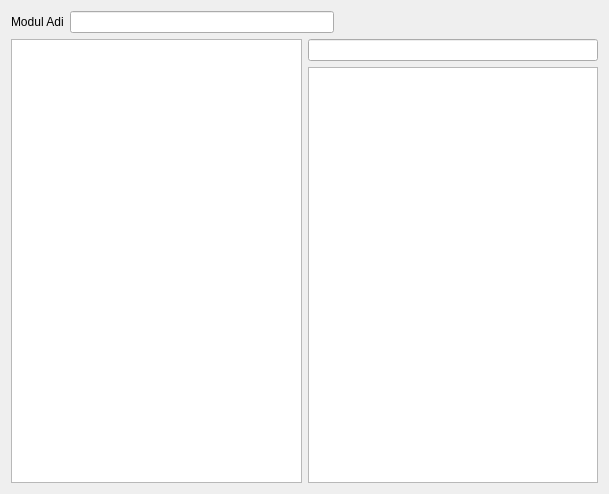
Qt form ekran.ui (ilkermanap/docbrowser) before a commit.
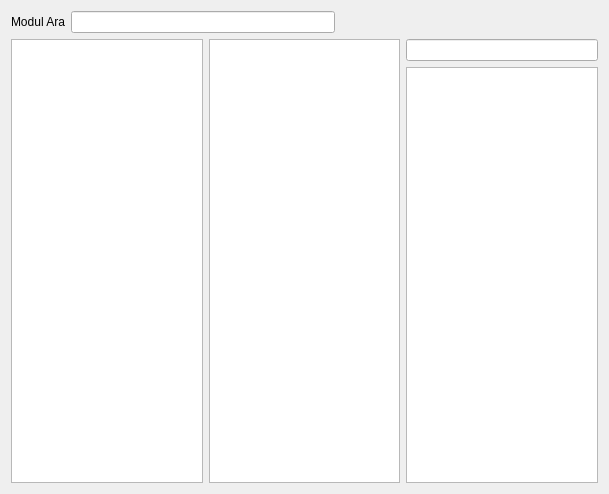
The same form after that commit.

What changed in the file:
```diff
--- a/ekran.ui
+++ b/ekran.ui
@@ -19,7 +19,7 @@
      <item>
       <widget class="QLabel" name="label">
        <property name="text">
-        <string>Modul Adi</string>
+        <string>Modul Ara</string>
        </property>
       </widget>
      </item>
@@ -46,6 +46,9 @@
      <item>
       <widget class="QListWidget" name="listModuller"/>
      </item>
+     <item>
+      <widget class="QListWidget" name="listModul"/>
+     </item>
      <item>
       <layout class="QVBoxLayout" name="verticalLayout">
        <item>
```
Left out of the diff: 52 changed lines with no effect on the pictures.
